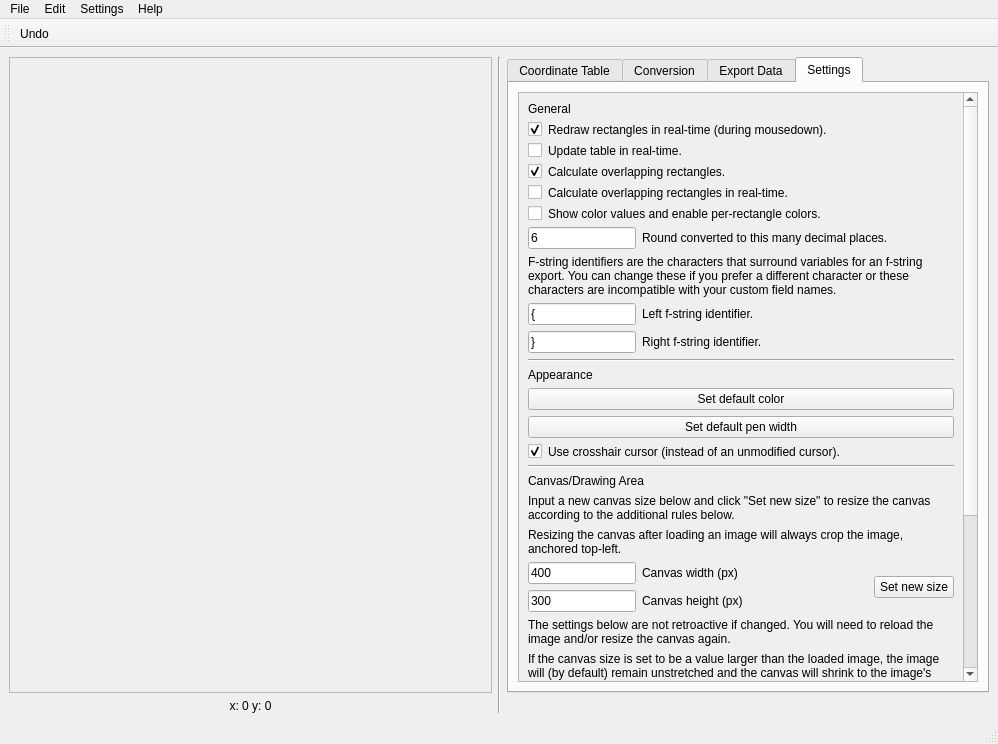
lgactna/RectangleMappingTool, file src/main/resources/base/rectmap.ui: the form before one commit.
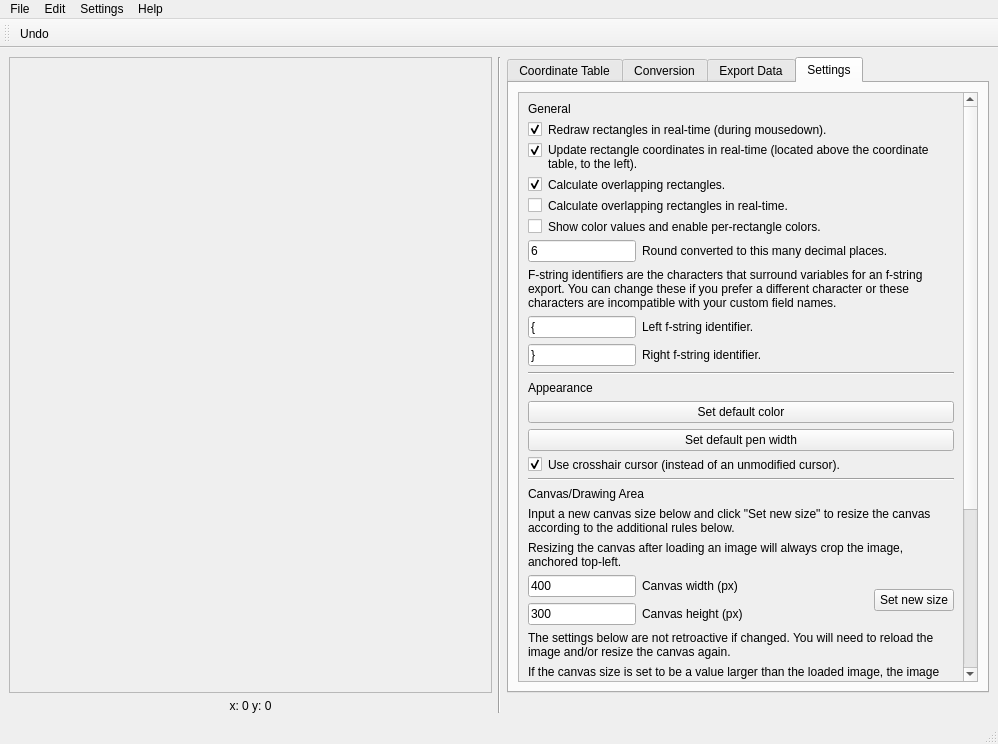
The form after the commit. The open tabs and pages were chosen to show the change.

Commit message: change "active_table" to "active_coordinates"

```diff
--- a/src/main/resources/base/rectmap.ui
+++ b/src/main/resources/base/rectmap.ui
@@ -470,7 +470,7 @@
              <x>0</x>
              <y>0</y>
              <width>449</width>
-             <height>916</height>
+             <height>932</height>
             </rect>
            </property>
            <layout class="QFormLayout" name="formLayout_2">
@@ -503,12 +503,18 @@
               <property name="text">
                <string/>
               </property>
+              <property name="checked">
+               <bool>true</bool>
+              </property>
              </widget>
             </item>
             <item row="2" column="1">
              <widget class="QLabel" name="label_9">
               <property name="text">
-               <string>Update table in real-time.</string>
+               <string>Update rectangle coordinates in real-time (located above the coordinate table, to the left).</string>
+              </property>
+              <property name="wordWrap">
+               <bool>true</bool>
               </property>
              </widget>
             </item>
```
Left out of the diff: 4 changed lines with no effect on the pictures. The commit also changes 4 other files.
